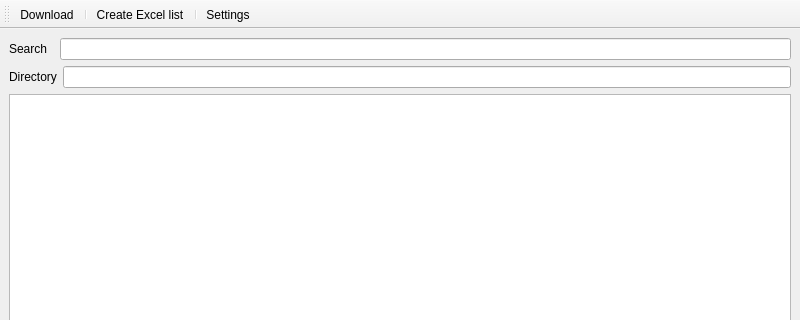
Qt form MainWindow.ui (FelixdelasPozas/SuperDuck) before a commit; both pictures show x 0 to 800 and y 0 to 320 of the 800 by 600 pixel window.
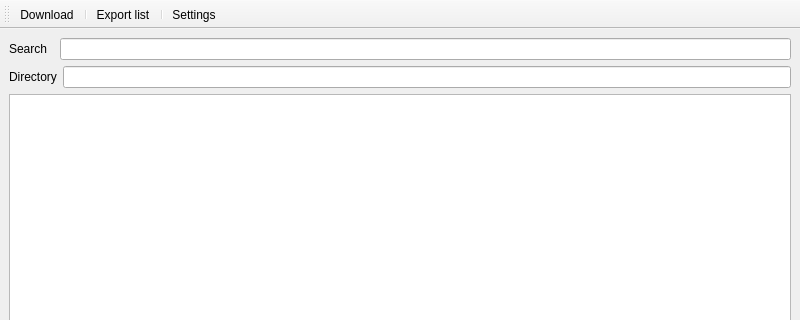
The same form after that commit. Icons and pictures are not drawn.

Commit message: Model view and export to XLS and CSV.

```diff
--- a/MainWindow.ui
+++ b/MainWindow.ui
@@ -120,7 +120,7 @@
      <normaloff>:/Pato/excel.svg</normaloff>:/Pato/excel.svg</iconset>
    </property>
    <property name="text">
-    <string>Create Excel list</string>
+    <string>Export list</string>
    </property>
    <property name="toolTip">
     <string>Create an excel file with the selected files.</string>
```
Left out of the diff: 4 changed lines with no effect on the pictures. The commit also changes 9 other files.
